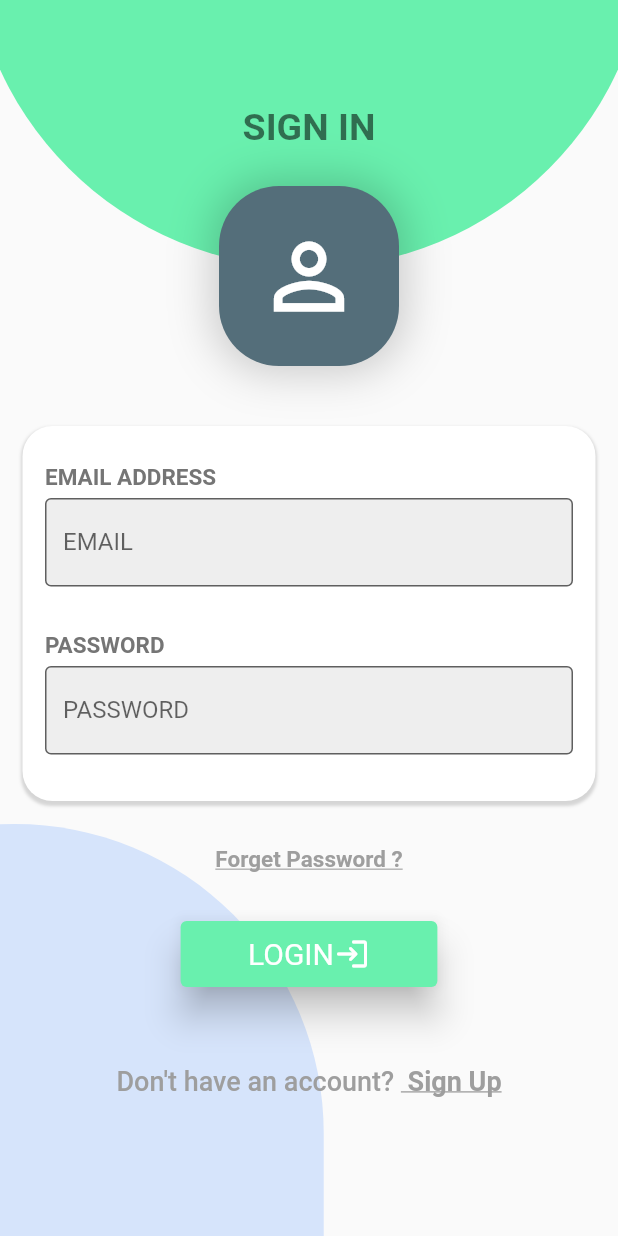
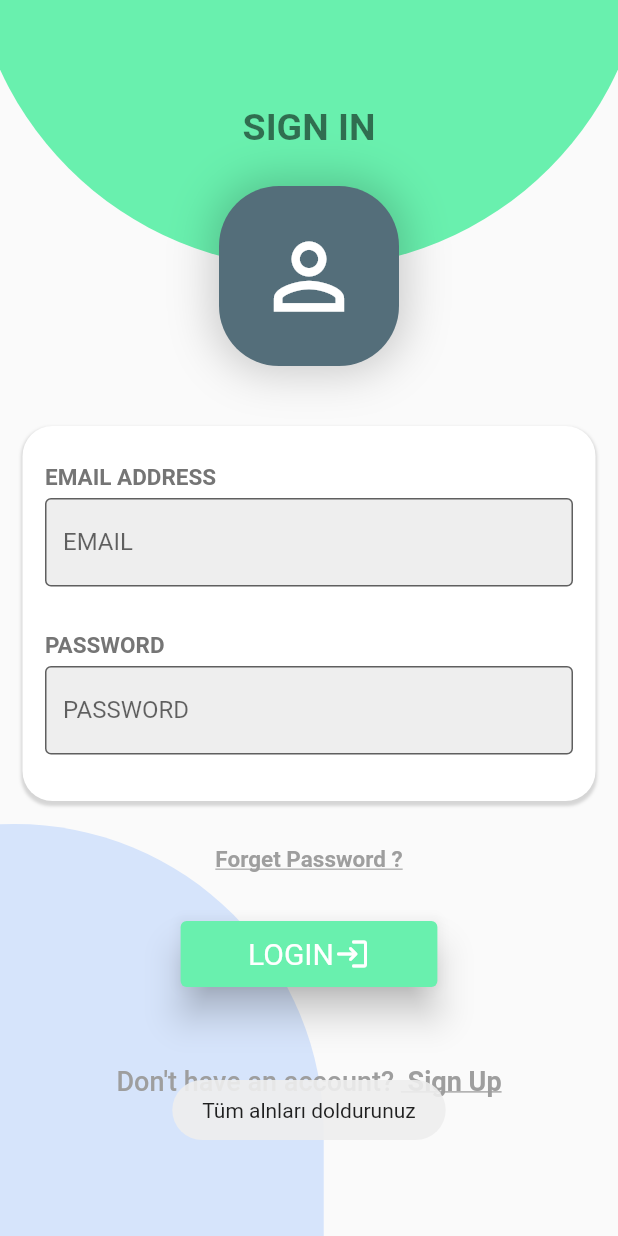
Before and after one commit to TarkanKara/Blog-App, a Flutter app: the screen it shows after launch, after a tap on "LOGIN", on a phone screen of 412 x 824 dp. Run offline on Flutter 3.47's test engine with Material 2 defaults, Android fonts, the phone set to English and light mode, and no system bars; our stand-ins replace firebase_auth, firebase_core, fluttertoast, get; accounts and stored records are empty.

Commit message:
login page

```diff
--- a/lib/app/modules/login_page/login_controller.dart
+++ b/lib/app/modules/login_page/login_controller.dart
@@ -1,6 +1,10 @@
-// ignore_for_file: avoid_print, unused_field
+// ignore_for_file: avoid_print, unused_field, non_constant_identifier_names
 
+import 'package:blog_app/shared/services/firebase_auth.dart';
+import 'package:blog_app/utils/indicator.dart';
+import 'package:blog_app/utils/show_alert.dart';
 import 'package:flutter/gestures.dart';
+import 'package:flutter/widgets.dart';
 import 'package:get/get.dart';
 
 import '../../routes/app_pages.dart';
@@ -9,6 +13,13 @@ class LoginController extends GetxController {
   //
   late GestureRecognizer _tapGestureRecognizer;
 
+  //AuthService
+  final AuthService _authService = AuthService();
+
+  //
+  TextEditingController login_email = TextEditingController();
+  TextEditingController login_password = TextEditingController();
+
   @override
   void onInit() {
     print("LoginView yüklendi");
@@ -16,4 +27,15 @@ class LoginController extends GetxController {
       ..onTap = () => Get.toNamed(Routes.SIGNUP);
     super.onInit();
   }
+
+  Future<void> onLoading() async {
+    if (login_email.text.isNotEmpty && login_password.text.isNotEmpty) {
+      Indicator.showLoading();
+      await _authService.login(login_email.text, login_password.text);
+      Indicator.closeLoading();
+    } else {
+      print("Tüm alnları doldurunuz");
+      showAlert("Tüm alnları doldurunuz");
+    }
+  }
 }
--- a/lib/app/modules/login_page/login_view.dart
+++ b/lib/app/modules/login_page/login_view.dart
@@ -60,6 +60,7 @@ class LoginView extends GetView<LoginController> {
                               "EMAIL",
                               "abc@gmail.com",
                               false,
+                              controller.login_email,
                             ),
                             const SizedBox(height: 20),
                             textField(
@@ -68,6 +69,7 @@ class LoginView extends GetView<LoginController> {
                               "PASSWORD",
                               "ABC123",
                               true,
+                              controller.login_password,
                             ),
                           ],
                         ),
@@ -94,7 +96,9 @@ class LoginView extends GetView<LoginController> {
                         padding: const EdgeInsets.symmetric(
                             horizontal: 45, vertical: 10),
                       ),
-                      onPressed: () {},
+                      onPressed: () {
+                        controller.onLoading();
+                      },
                       child: Row(
                         mainAxisSize: MainAxisSize.min,
                         children: [
@@ -144,7 +148,7 @@ class LoginView extends GetView<LoginController> {
 
   //TextField
   Widget textField(BuildContext context, String text, String labelText,
-      String hintText, bool isPassword) {
+      String hintText, bool isPassword, TextEditingController controller) {
     return Padding(
       padding: const EdgeInsets.only(top: 10),
       child: Column(
@@ -157,6 +161,7 @@ class LoginView extends GetView<LoginController> {
                   fontWeight: FontWeight.bold)),
           const SizedBox(height: 5),
           TextField(
+              controller: controller,
               obscureText: isPassword,
               keyboardType: TextInputType.emailAddress,
               decoration: InputDecoration(
--- a/lib/app/modules/sign_up_page/sign_up_controller.dart
+++ b/lib/app/modules/sign_up_page/sign_up_controller.dart
@@ -1,6 +1,7 @@
-// ignore_for_file: avoid_print, unused_field
+// ignore_for_file: avoid_print, unused_field, non_constant_identifier_names
 
 import 'package:blog_app/shared/services/firebase_auth.dart';
+import 'package:blog_app/utils/indicator.dart';
 import 'package:blog_app/utils/show_alert.dart';
 import 'package:flutter/cupertino.dart';
 import 'package:get/get.dart';
@@ -25,7 +26,9 @@ class SignUpController extends GetxController {
     if (user_name.text.isNotEmpty &&
         email.text.isNotEmpty &&
         password.text.isNotEmpty) {
+      Indicator.showLoading();
       await _authService.createAccount(email.text, password.text);
+      Indicator.closeLoading();
     } else {
       showAlert("Tüm Alanları Giriniz");
       print("Tüm Alanları Giriniz");
```
Also changed, not shown: lib/utils/indicator.dart (added, +16 -0 lines).
